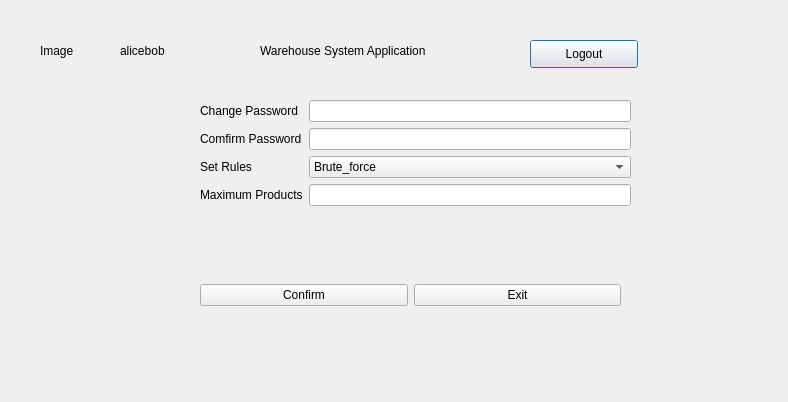
Before: the Qt Designer form qt_designer/profile.ui in QUAFFquaff/Warehouse-Navigation-Application, drawn with Qt 5.
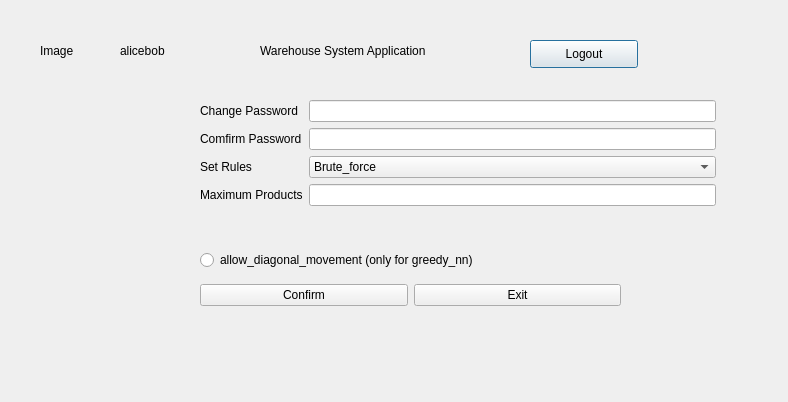
After: the same form once the commit is applied.

Commit message: ui for diagnoal option

What changed in the file:
```diff
--- a/qt_designer/profile.ui
+++ b/qt_designer/profile.ui
@@ -57,8 +57,8 @@
     <rect>
      <x>200</x>
      <y>100</y>
-     <width>431</width>
-     <height>141</height>
+     <width>516</width>
+     <height>143</height>
     </rect>
    </property>
    <layout class="QFormLayout" name="formLayout">
@@ -174,6 +174,19 @@
     <string>Image</string>
    </property>
   </widget>
+  <widget class="QRadioButton" name="radioButton_diagonal">
+   <property name="geometry">
+    <rect>
+     <x>200</x>
+     <y>250</y>
+     <width>379</width>
+     <height>20</height>
+    </rect>
+   </property>
+   <property name="text">
+    <string>allow_diagonal_movement (only for greedy_nn)</string>
+   </property>
+  </widget>
  </widget>
  <resources/>
  <connections/>
```
Left out of the diff: 14 changed lines with no effect on the pictures. The commit also changes 1 other file.
